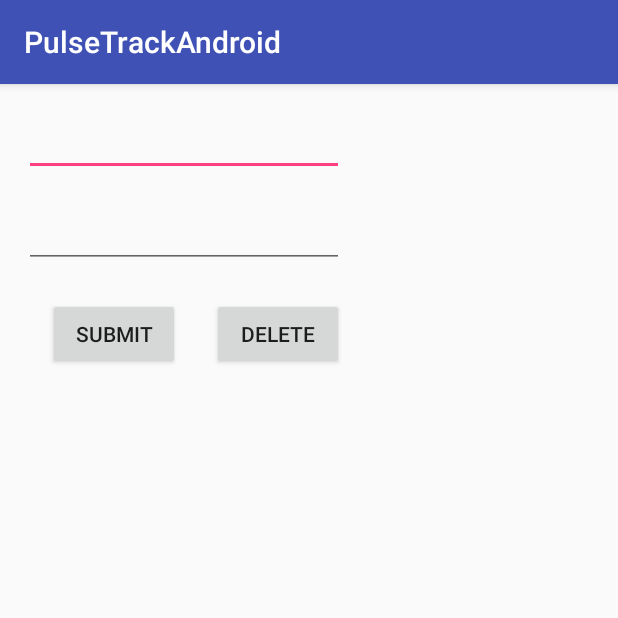
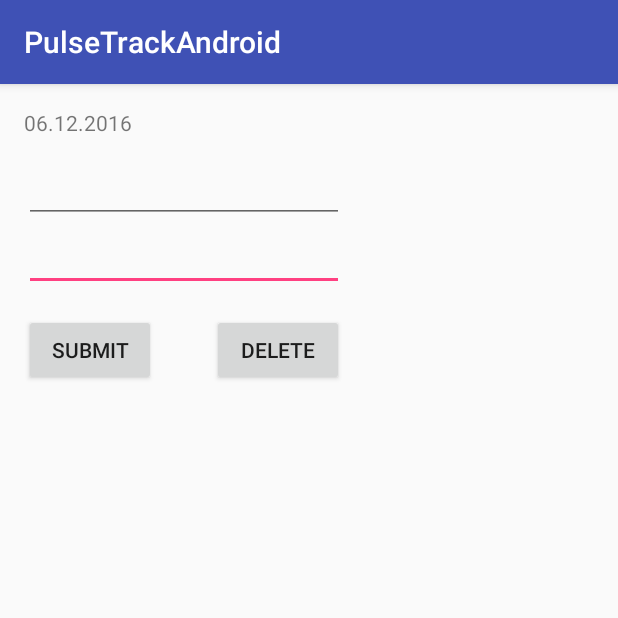
Before and after one commit to danielacraciun/PulseTrack, an Android app: the PulseLogDetail screen opened directly, with no data from a screen before it, on a phone screen of 412 x 824 dp, the top half of it. Run offline under Robolectric (Android 15) with nearby library versions, the phone set to English and light mode, and no system bars; our stand-ins replace ButterKnife; 2 statements that could not run were skipped.

Commit message:
features in android project

```diff
--- a/PulseTrackAndroid/app/src/main/AndroidManifest.xml
+++ b/PulseTrackAndroid/app/src/main/AndroidManifest.xml
@@ -17,6 +17,7 @@
         </activity>
         <activity android:name=".AddPulseLog" />
         <activity android:name=".PulseLogDetail" />
+        <activity android:name=".Statistics"></activity>
     </application>
 
 </manifest>
--- a/PulseTrackAndroid/app/src/main/java/com/example/dana/pulsetrackandroid/PulseLogDetail.java
+++ b/PulseTrackAndroid/app/src/main/java/com/example/dana/pulsetrackandroid/PulseLogDetail.java
@@ -1,59 +1,94 @@
 package com.example.dana.pulsetrackandroid;
 
+import android.content.DialogInterface;
 import android.content.Intent;
+import android.support.v7.app.AlertDialog;
 import android.support.v7.app.AppCompatActivity;
 import android.os.Bundle;
 import android.view.View;
 import android.widget.EditText;
+import android.widget.ListView;
+import android.widget.TextView;
+import android.widget.Toast;
+
+import org.apache.commons.lang3.StringUtils;
+
+import java.text.DateFormat;
+import java.text.ParseException;
+import java.text.SimpleDateFormat;
+import java.util.Date;
+
+import butterknife.BindView;
+import butterknife.ButterKnife;
+
+import static com.example.dana.pulsetrackandroid.utils.Dialogs.messageDialog;
+import static com.example.dana.pulsetrackandroid.utils.Dialogs.optionDialog;
 
 public class PulseLogDetail extends AppCompatActivity {
 
-    PulseLog initLog;
+    @BindView(R.id.editNoPulse)
+    EditText editPulse;
+    @BindView(R.id.editFeeling)
+    EditText editFeeling;
+    @BindView(R.id.editDate)
+    TextView editDate;
+    int initPosition;
 
     @Override
     protected void onCreate(Bundle savedInstanceState) {
         super.onCreate(savedInstanceState);
         setContentView(R.layout.activity_pulse_log_detail);
+        ButterKnife.bind(this);
 
         Intent intent = getIntent();
         String initPulse = intent.getStringExtra("pulse");
         String initFeeling = intent.getStringExtra("feeling");
+        String date = intent.getStringExtra("date");
 
-        EditText editPulse = (EditText) findViewById(R.id.editNoPulse);
-        EditText editFeeling = (EditText) findViewById(R.id.editFeeling);
+        DateFormat df = new SimpleDateFormat("EEE MMM dd HH:mm:ss zzzzzzzzz yyyy");
+        Date final_date = new Date();
 
-        initLog = new PulseLog(Integer.parseInt(initPulse), initFeeling);
+        try { final_date = df.parse(date);
+        } catch (ParseException ignored) { }
+
+        initPosition = Integer.parseInt(intent.getStringExtra("position"));
 
         editPulse.setText(initPulse);
         editFeeling.setText(initFeeling);
+
+        SimpleDateFormat sdf = new SimpleDateFormat("dd.MM.yyyy");
+        String sDate= sdf.format(final_date);
+        editDate.setText(sDate);
+        editDate.setKeyListener(null);
     }
 
     public void removeLog(View view) {
         Intent intent = new Intent(this, MainActivity.class);
 
-        intent.putExtra("initPulse", initLog.getPulse().toString());
-        intent.putExtra("initFeeling", initLog.getFeeling());
         intent.putExtra("source", "remove");
+        intent.putExtra("position", String.valueOf(initPosition));
 
-        startActivity(intent);
+        optionDialog("Are you sure you want to delete?", intent, this);
     }
 
     public void updateLog(View view) {
         Intent intent = new Intent(this, MainActivity.class);
-        EditText editText1 = (EditText) findViewById(R.id.editNoPulse);
-        EditText editText2 = (EditText) findViewById(R.id.editFeeling);
+        String message1 = editPulse.getText().toString();
+        String message2 = editFeeling.getText().toString();
 
-        String message1 = editText1.getText().toString();
-        String message2 = editText2.getText().toString();
+        if (StringUtils.isBlank(message1) && StringUtils.isBlank(message2)) {
+            messageDialog("Can't proceed with empty fields", null, this);
+        } else if (StringUtils.isBlank(message1)) {
+            messageDialog("Can't proceed with empty pulse field", null, this);
+        } else if (StringUtils.isBlank(message2)) {
+            messageDialog("Can't proceed with empty feeling field", null, this);
+        } else {
+            intent.putExtra("newPulse", message1);
+            intent.putExtra("newFeeling", message2);
+            intent.putExtra("source", "edit");
+            intent.putExtra("position", String.valueOf(initPosition));
 
-        intent.putExtra("newPulse", message1);
-        intent.putExtra("newFeeling", message2);
-
-        intent.putExtra("initPulse", initLog.getPulse().toString());
-        intent.putExtra("initFeeling", initLog.getFeeling());
-
-        intent.putExtra("source", "edit");
-
-        startActivity(intent);
+            startActivity(intent);
+        }
     }
 }
--- a/PulseTrackAndroid/app/src/main/res/layout/activity_pulse_log_detail.xml
+++ b/PulseTrackAndroid/app/src/main/res/layout/activity_pulse_log_detail.xml
@@ -10,44 +10,52 @@
     android:paddingTop="@dimen/activity_vertical_margin"
     tools:context="com.example.dana.pulsetrackandroid.PulseLogDetail">
 
-    <EditText
+    <TextView
+        android:text="TextView"
         android:layout_width="wrap_content"
         android:layout_height="wrap_content"
-        android:inputType="number"
-        android:ems="10"
-        android:layout_alignParentTop="true"
         android:layout_alignParentStart="true"
-        android:id="@+id/editNoPulse" />
+        android:id="@+id/editDate"
+        android:layout_alignEnd="@+id/editNoPulse" />
+
+    <Button
+        android:text="@string/button_delete"
+        android:layout_width="wrap_content"
+        android:layout_height="wrap_content"
+        android:id="@+id/submitDelete"
+        tools:text="@string/button_delete"
+        android:onClick="removeLog"
+        android:layout_below="@+id/editFeeling"
+        android:layout_alignEnd="@+id/editFeeling"
+        android:layout_marginTop="15dp" />
 
     <EditText
         android:layout_width="wrap_content"
         android:layout_height="wrap_content"
         android:inputType="text"
         android:ems="10"
+        android:id="@+id/editFeeling"
         android:layout_below="@+id/editNoPulse"
-        android:layout_alignParentStart="true"
-        android:layout_marginTop="16dp"
-        android:id="@+id/editFeeling" />
+        android:layout_alignParentStart="true" />
 
     <Button
         android:text="@string/button_send"
         android:layout_width="wrap_content"
         android:layout_height="wrap_content"
-        android:layout_marginTop="20dp"
         android:id="@+id/submitEdit"
-        android:layout_below="@+id/editFeeling"
-        android:layout_alignParentStart="true"
-        android:layout_marginStart="16dp"
         android:onClick="updateLog"
-        tools:text="@string/button_edit" />
+        tools:text="@string/button_edit"
+        android:layout_alignBaseline="@+id/submitDelete"
+        android:layout_alignBottom="@+id/submitDelete"
+        android:layout_alignParentStart="true" />
 
-    <Button
-        android:text="@string/button_delete"
+    <EditText
         android:layout_width="wrap_content"
         android:layout_height="wrap_content"
-        android:layout_alignBottom="@+id/submitEdit"
-        android:layout_alignEnd="@+id/editFeeling"
-        android:id="@+id/submitDelete"
-        tools:text="@string/button_delete"
-        android:onClick="removeLog" />
+        android:inputType="number"
+        android:ems="10"
+        android:id="@+id/editNoPulse"
+        android:layout_marginTop="12dp"
+        android:layout_below="@+id/editDate"
+        android:layout_alignParentStart="true" />
 </RelativeLayout>
```
Also changed, not shown: PulseTrackAndroid/app/build.gradle (+14 -0 lines), PulseTrackAndroid/app/src/main/java/com/example/dana/pulsetrackandroid/AddPulseLog.java (+66 -7 lines), PulseTrackAndroid/app/src/main/java/com/example/dana/pulsetrackandroid/MainActivity.java (+104 -61 lines), PulseTrackAndroid/app/src/main/java/com/example/dana/pulsetrackandroid/PulseLog.java (+21 -2 lines), PulseTrackAndroid/app/src/main/java/com/example/dana/pulsetrackandroid/Statistics.java (added, +54 -0 lines), PulseTrackAndroid/app/src/main/java/com/example/dana/pulsetrackandroid/utils/Dialogs.java (added, +48 -0 lines), PulseTrackAndroid/app/src/main/res/layout/activity_add_pulse_log.xml (+14 -5 lines), PulseTrackAndroid/app/src/main/res/layout/activity_main.xml (+11 -2 lines), PulseTrackAndroid/app/src/main/res/layout/activity_statistics.xml (added, +22 -0 lines).
